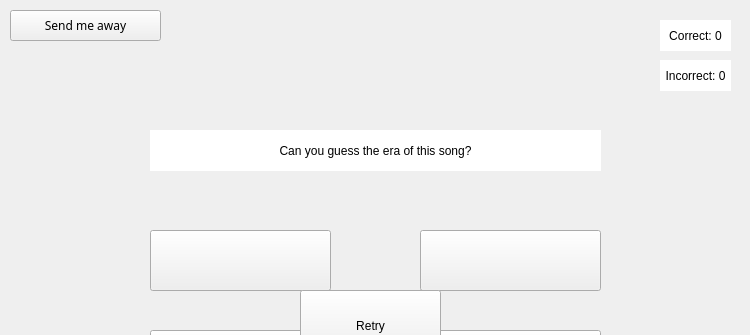
Old version of the form Quiz.ui in the repository University-of-Utah-CS3505/a9-edu-app-jakecolacoo; both pictures show x 0 to 750 and y 0 to 335 of the 750 by 640 pixel window.
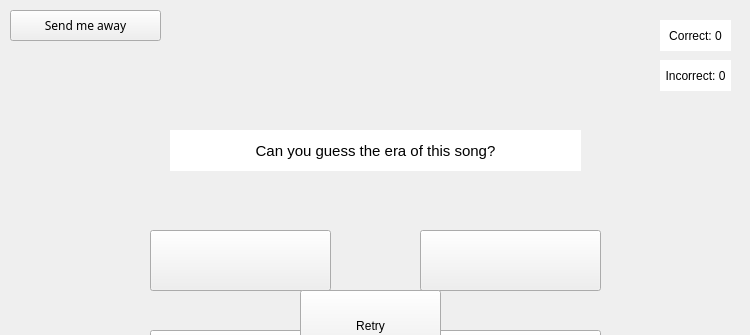
New version of the form.

Commit message: Implemented retry button

```diff
--- a/Quiz.ui
+++ b/Quiz.ui
@@ -34,12 +34,17 @@
   <widget class="QLabel" name="question">
    <property name="geometry">
     <rect>
-     <x>150</x>
+     <x>170</x>
      <y>130</y>
-     <width>451</width>
+     <width>411</width>
      <height>41</height>
     </rect>
    </property>
+   <property name="font">
+    <font>
+     <pointsize>11</pointsize>
+    </font>
+   </property>
    <property name="layoutDirection">
     <enum>Qt::LeftToRight</enum>
    </property>
@@ -171,7 +176,7 @@
    <property name="geometry">
     <rect>
      <x>110</x>
-     <y>100</y>
+     <y>120</y>
      <width>531</width>
      <height>131</height>
     </rect>
```
The commit also changes 1 other file.
